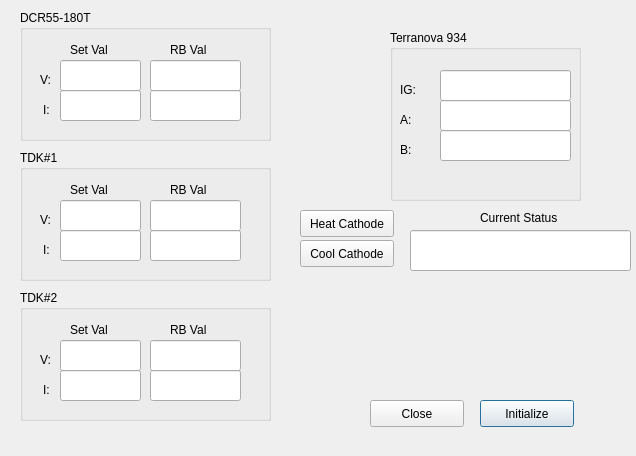
roussel-ryan/AWAPlasmaCtrl, file PlasmaCtrlDlg.ui: the form before one commit.
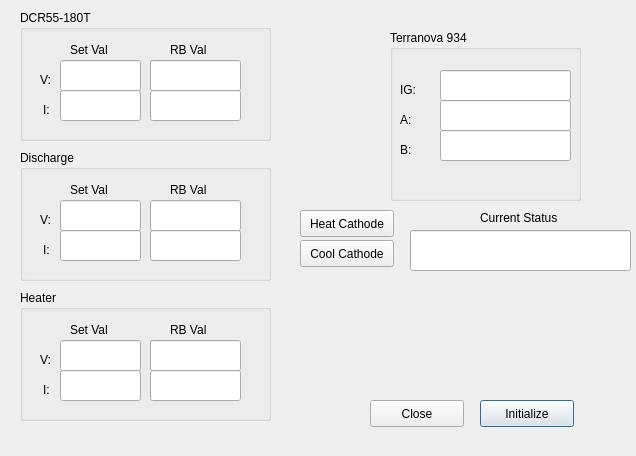
The form after the commit.

What changed in the file:
```diff
--- a/PlasmaCtrlDlg.ui
+++ b/PlasmaCtrlDlg.ui
@@ -229,7 +229,7 @@
     </rect>
    </property>
    <property name="title">
-    <string>TDK#1</string>
+    <string>Discharge</string>
    </property>
    <widget class="QLabel" name="label_7">
     <property name="geometry">
@@ -334,7 +334,7 @@
     </rect>
    </property>
    <property name="title">
-    <string>TDK#2</string>
+    <string>Heater</string>
    </property>
    <widget class="QLabel" name="label_11">
     <property name="geometry">
```
Left out of the diff: 78 changed lines with no effect on the pictures.
